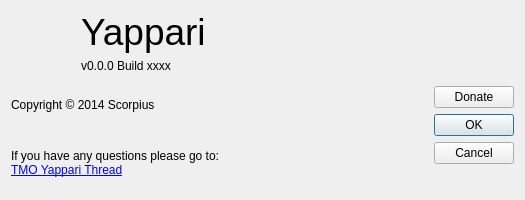
This is src/yappari-application/Gui/ui/aboutdialog.ui in agamez/yappari as Qt 5 draws it before an edit. The edited form follows.
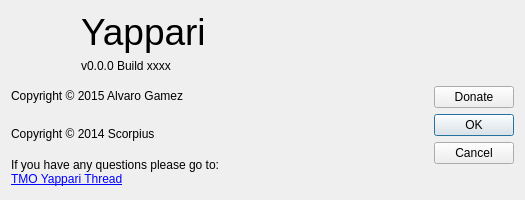
This is the edited form. Icons and pictures are not drawn.

Commit message: Changed aboutdialog information for new copyright holder and maemo.org thread

```diff
--- a/src/yappari-application/Gui/ui/aboutdialog.ui
+++ b/src/yappari-application/Gui/ui/aboutdialog.ui
@@ -59,6 +59,13 @@
        </item>
       </layout>
      </item>
+     <item>
+      <widget class="QLabel" name="label_5">
+       <property name="text">
+        <string>Copyright © 2015 Alvaro Gamez</string>
+       </property>
+      </widget>
+     </item>
      <item>
       <widget class="QLabel" name="label_4">
        <property name="text">
@@ -69,7 +76,7 @@
      <item>
       <widget class="QLabel" name="label_3">
        <property name="text">
-        <string>If you have any questions please go to:&lt;br&gt;&lt;a href=&quot;http://talk.maemo.org/showthread.php?t=84605&quot;&gt;TMO Yappari Thread&lt;/a&gt;</string>
+        <string>&lt;html&gt;&lt;head/&gt;&lt;body&gt;&lt;p&gt;If you have any questions please go to:&lt;br/&gt;&lt;a href=&quot;http://talk.maemo.org/showthread.php?t=94465&quot;&gt;&lt;span style=&quot; text-decoration: underline; color:#0000ff;&quot;&gt;TMO Yappari Thread&lt;/span&gt;&lt;/a&gt;&lt;/p&gt;&lt;/body&gt;&lt;/html&gt;</string>
        </property>
        <property name="textFormat">
         <enum>Qt::RichText</enum>
```
